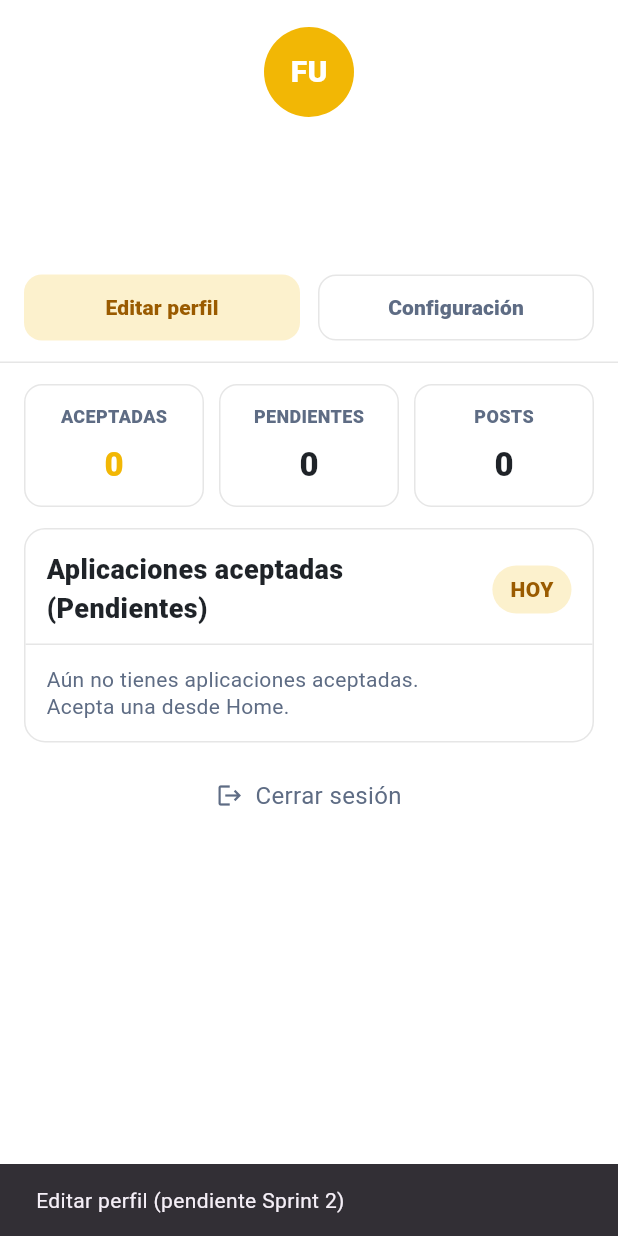
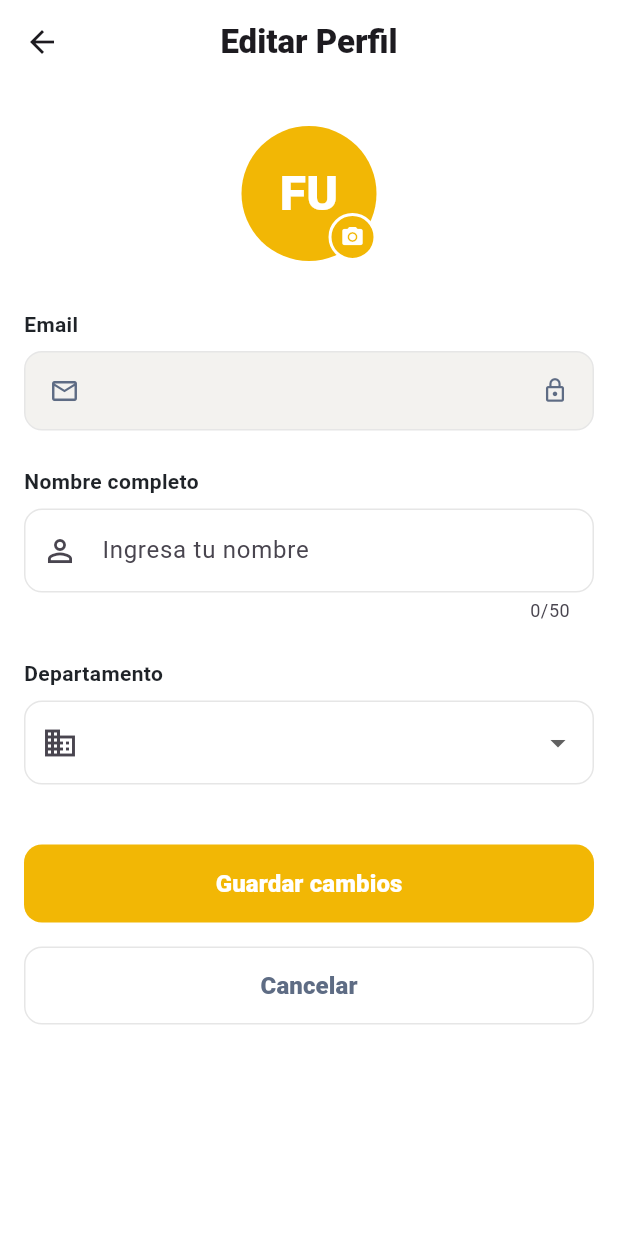
Before and after one commit to Moviles202620/Flutter-G25, a Flutter app: the StaffProfilePage screen opened directly, after a tap on "Editar perfil", on a phone screen of 412 x 824 dp. Run offline on Flutter 3.47's test engine with Material 3 defaults, Android fonts, the phone set to English and light mode, and no system bars; accounts and stored records are empty.

Commit message:
I added the page for "Editar Perfil" and also I have coded the errors notifications and restriccion for the users

```diff
--- /dev/null
+++ b/flutter_application_goatly/lib/features/staff/profile/edit_profile_page.dart
@@ -0,0 +1,321 @@
+import 'package:flutter/material.dart';
+import 'package:flutter/services.dart';
+import 'package:provider/provider.dart';
+import '../../../app/theme.dart';
+import '../../../data/app_state.dart';
+import '../../../mock_data/departments.dart';
+
+class EditProfilePage extends StatefulWidget {
+  const EditProfilePage({super.key});
+
+  @override
+  State<EditProfilePage> createState() => _EditProfilePageState();
+}
+
+class _EditProfilePageState extends State<EditProfilePage> {
+  final _formKey = GlobalKey<FormState>();
+  late TextEditingController _nameController;
+  String? _selectedDepartment;
+
+  @override
+  void initState() {
+    super.initState();
+    final user = context.read<AppState>().user;
+    _nameController = TextEditingController(text: user?.name ?? '');
+    _selectedDepartment = user?.department ?? Departments.all.first;
+  }
+
+  @override
+  void dispose() {
+    _nameController.dispose();
+    super.dispose();
+  }
+
+  void _saveProfile() {
+    if (_formKey.currentState!.validate()) {
+      context.read<AppState>().updateUserProfile(
+            name: _nameController.text.trim(),
+            department: _selectedDepartment!,
+          );
+      ScaffoldMessenger.of(context).showSnackBar(
+        const SnackBar(
+          content: Text('Perfil actualizado exitosamente'),
+          backgroundColor: AppColors.success,
+        ),
+      );
+      Navigator.pop(context);
+    }
+  }
+
+  @override
+  Widget build(BuildContext context) {
+    final user = context.watch<AppState>().user;
+
+    return Scaffold(
+      backgroundColor: AppColors.surface,
+      appBar: AppBar(
+        backgroundColor: AppColors.surface,
+        surfaceTintColor: AppColors.surface,
+        elevation: 0,
+        leading: IconButton(
+          icon: const Icon(Icons.arrow_back),
+          onPressed: () => Navigator.pop(context),
+        ),
+        title: const Text(
+          'Editar Perfil',
+          style: TextStyle(fontWeight: FontWeight.w800),
+        ),
+        centerTitle: true,
+      ),
+      body: SafeArea(
+        child: Form(
+          key: _formKey,
+          child: ListView(
+            padding: const EdgeInsets.all(16),
+            children: [
+              const SizedBox(height: 12),
+
+              // Avatar
+              Center(
+                child: Stack(
+                  children: [
+                    Container(
+                      width: 90,
+                      height: 90,
+                      decoration: const BoxDecoration(
+                        color: AppColors.primaryYellow,
+                        shape: BoxShape.circle,
+                      ),
+                      child: const Center(
+                        child: Text(
+                          'FU',
+                          style: TextStyle(
+                            fontSize: 32,
+                            fontWeight: FontWeight.w900,
+                            color: Colors.white,
+                          ),
+                        ),
+                      ),
+                    ),
+                    Positioned(
+                      bottom: 0,
+                      right: 0,
+                      child: Container(
+                        width: 32,
+                        height: 32,
+                        decoration: BoxDecoration(
+                          color: AppColors.primaryYellow,
+                          shape: BoxShape.circle,
+                          border: Border.all(color: Colors.white, width: 2),
+                        ),
+                        child: const Icon(
+                          Icons.camera_alt,
+                          size: 16,
+                          color: Colors.white,
+                        ),
+                      ),
+                    ),
+                  ],
+                ),
+              ),
+
+              const SizedBox(height: 32),
+
+              // Email (Read-only)
+              const Text(
+                'Email',
+                style: TextStyle(
+                  fontSize: 14,
+                  fontWeight: FontWeight.w700,
+                  color: AppColors.darkText,
+                ),
+              ),
+              const SizedBox(height: 8),
+              Container(
+                padding: const EdgeInsets.symmetric(horizontal: 16, vertical: 14),
+                decoration: BoxDecoration(
+                  color: AppColors.background,
+                  borderRadius: BorderRadius.circular(12),
+                  border: Border.all(color: AppColors.border),
+                ),
+                child: Row(
+                  children: [
+                    const Icon(Icons.email_outlined, size: 20, color: AppColors.greyText),
+                    const SizedBox(width: 12),
+                    Expanded(
+                      child: Text(
+                        user?.email ?? '',
+                        style: const TextStyle(
+                          fontSize: 16,
+                          color: AppColors.greyText,
+                        ),
+                      ),
+                    ),
+                    const Icon(Icons.lock_outline, size: 18, color: AppColors.greyText),
+                  ],
+                ),
+              ),
+
+              const SizedBox(height: 24),
+
+              // Name
+              const Text(
+                'Nombre completo',
+                style: TextStyle(
+                  fontSize: 14,
+                  fontWeight: FontWeight.w700,
+                  color: AppColors.darkText,
+                ),
+              ),
+              const SizedBox(height: 8),
+              TextFormField(
+                controller: _nameController,
+                maxLength: 50,
+                inputFormatters: [
+                  FilteringTextInputFormatter.allow(RegExp(r'[a-zA-ZáéíóúÁÉÍÓÚñÑüÜ\s]')),
+                ],
+                decoration: InputDecoration(
+                  hintText: 'Ingresa tu nombre',
+                  prefixIcon: const Icon(Icons.person_outline),
+                  filled: true,
+                  fillColor: Colors.white,
+                  border: OutlineInputBorder(
+                    borderRadius: BorderRadius.circular(12),
+                    borderSide: const BorderSide(color: AppColors.border),
+                  ),
+                  enabledBorder: OutlineInputBorder(
+                    borderRadius: BorderRadius.circular(12),
+                    borderSide: const BorderSide(color: AppColors.border),
+                  ),
+                  focusedBorder: OutlineInputBorder(
+                    borderRadius: BorderRadius.circular(12),
+                    borderSide: const BorderSide(color: AppColors.primaryYellow, width: 2),
+                  ),
+                  errorBorder: OutlineInputBorder(
+                    borderRadius: BorderRadius.circular(12),
+                    borderSide: const BorderSide(color: AppColors.danger),
+                  ),
+                  focusedErrorBorder: OutlineInputBorder(
+                    borderRadius: BorderRadius.circular(12),
+                    borderSide: const BorderSide(color: AppColors.danger, width: 2),
+                  ),
+                ),
+                validator: (value) {
+                  if (value == null || value.trim().isEmpty) {
+                    return 'El nombre es obligatorio';
+                  }
+                  if (value.trim().length < 3) {
+                    return 'El nombre debe tener al menos 3 caracteres';
+                  }
+                  if (!RegExp(r'^[a-zA-ZáéíóúÁÉÍÓÚñÑüÜ\s]+$').hasMatch(value)) {
+                    return 'El nombre solo puede contener letras';
+                  }
+                  return null;
+                },
+              ),
+
+              const SizedBox(height: 24),
+
+              // Department
+              const Text(
+                'Departamento',
+                style: TextStyle(
+                  fontSize: 14,
+                  fontWeight: FontWeight.w700,
+                  color: AppColors.darkText,
+                ),
+              ),
+              const SizedBox(height: 8),
+              DropdownButtonFormField<String>(
+                value: _selectedDepartment,
+                decoration: InputDecoration(
+                  prefixIcon: const Icon(Icons.business_outlined),
+                  filled: true,
+                  fillColor: Colors.white,
+                  border: OutlineInputBorder(
+                    borderRadius: BorderRadius.circular(12),
+                    borderSide: const BorderSide(color: AppColors.border),
+                  ),
+                  enabledBorder: OutlineInputBorder(
+                    borderRadius: BorderRadius.circular(12),
+                    borderSide: const BorderSide(color: AppColors.border),
+                  ),
+                  focusedBorder: OutlineInputBorder(
+                    borderRadius: BorderRadius.circular(12),
+                    borderSide: const BorderSide(color: AppColors.primaryYellow, width: 2),
+                  ),
+                ),
+                items: Departments.all.map((department) {
+                  return DropdownMenuItem(
+                    value: department,
+                    child: Text(department),
+                  );
+                }).toList(),
+                onChanged: (value) {
+                  setState(() {
+                    _selectedDepartment = value;
+                  });
+                },
+                validator: (value) {
+                  if (value == null || value.isEmpty) {
+                    return 'Por favor selecciona un departamento';
+                  }
+                  return null;
+                },
+              ),
+
+              const SizedBox(height: 40),
+
+              // Save Button
+              SizedBox(
+                height: 52,
+                child: ElevatedButton(
+                  onPressed: _saveProfile,
+                  style: ElevatedButton.styleFrom(
+                    backgroundColor: AppColors.primaryYellow,
+                    foregroundColor: Colors.white,
+                    elevation: 0,
+                    shape: RoundedRectangleBorder(
+                      borderRadius: BorderRadius.circular(12),
+                    ),
+                  ),
+                  child: const Text(
+                    'Guardar cambios',
+                    style: TextStyle(
+                      fontSize: 16,
+                      fontWeight: FontWeight.w800,
+                    ),
+                  ),
+                ),
+              ),
+
+              const SizedBox(height: 16),
+
+              // Cancel Button
+              SizedBox(
+                height: 52,
+                child: OutlinedButton(
+                  onPressed: () => Navigator.pop(context),
+                  style: OutlinedButton.styleFrom(
+                    foregroundColor: AppColors.greyText,
+                    side: const BorderSide(color: AppColors.border),
+                    shape: RoundedRectangleBorder(
+                      borderRadius: BorderRadius.circular(12),
+                    ),
+                  ),
+                  child: const Text(
+                    'Cancelar',
+                    style: TextStyle(
+                      fontSize: 16,
+                      fontWeight: FontWeight.w800,
+                    ),
+                  ),
+                ),
+              ),
+            ],
+          ),
+        ),
+      ),
+    );
+  }
+}
--- a/flutter_application_goatly/lib/features/staff/profile/staff_profile_page.dart
+++ b/flutter_application_goatly/lib/features/staff/profile/staff_profile_page.dart
@@ -5,6 +5,7 @@ import '../../../app/theme.dart';
 import '../../../data/app_state.dart';
 import '../../../models/application_model.dart';
 import '../home/application_detail_page.dart';
+import 'edit_profile_page.dart';
 
 class StaffProfilePage extends StatelessWidget {
   const StaffProfilePage({super.key});
@@ -75,8 +76,9 @@ class StaffProfilePage extends StatelessWidget {
                       text: 'Editar perfil',
                       filled: true,
                       onTap: () {
-                        ScaffoldMessenger.of(context).showSnackBar(
-                          const SnackBar(content: Text('Editar perfil (pendiente Sprint 2)')),
+                        Navigator.push(
+                          context,
+                          MaterialPageRoute(builder: (_) => const EditProfilePage()),
                         );
                       },
                     ),
--- /dev/null
+++ b/flutter_application_goatly/lib/mock_data/departments.dart
@@ -0,0 +1,10 @@
+class Departments {
+  static const List<String> all = [
+    'Ingeniería',
+    'Ciencias Sociales',
+    'Ciencias Básicas',
+    'Administrativo',
+    'Artes',
+    'Deporte',
+  ];
+}
```
Also changed, not shown: flutter_application_goatly/lib/data/app_state.dart (+18 -1 lines), flutter_application_goatly/lib/features/staff/create/staff_create_offer_form_page.dart (+130 -16 lines).
